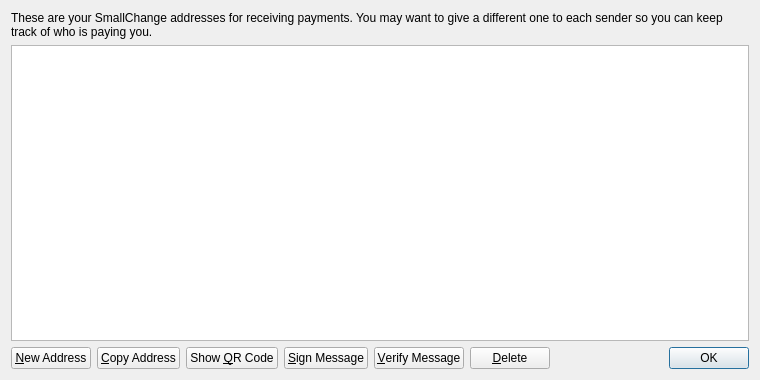
Old version of the form src/qt/forms/addressbookpage.ui in the repository jboss008/trollcoin.
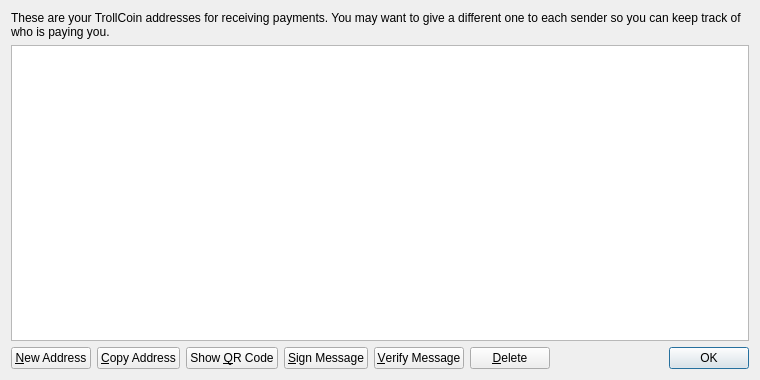
New version of the form. Icons and pictures are not drawn.

Patch:
```diff
--- a/src/qt/forms/addressbookpage.ui
+++ b/src/qt/forms/addressbookpage.ui
@@ -17,7 +17,7 @@
    <item>
     <widget class="QLabel" name="labelExplanation">
      <property name="text">
-      <string>These are your SmallChange addresses for receiving payments. You may want to give a different one to each sender so you can keep track of who is paying you.</string>
+      <string>These are your TrollCoin addresses for receiving payments. You may want to give a different one to each sender so you can keep track of who is paying you.</string>
      </property>
      <property name="textFormat">
       <enum>Qt::PlainText</enum>
```
